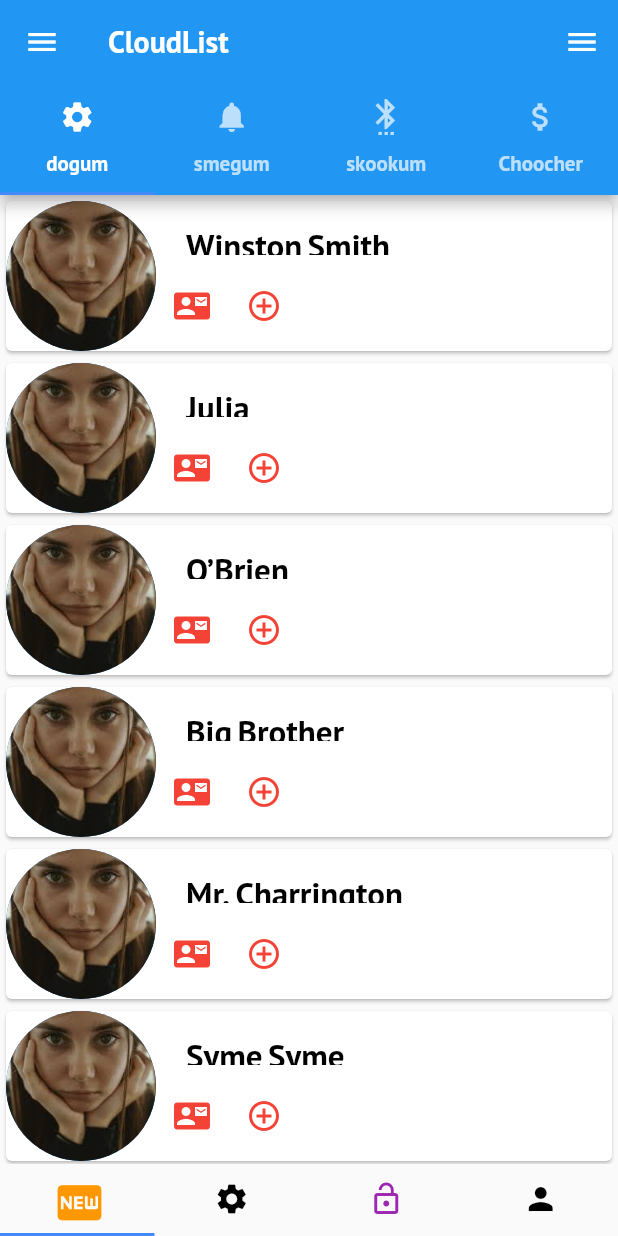
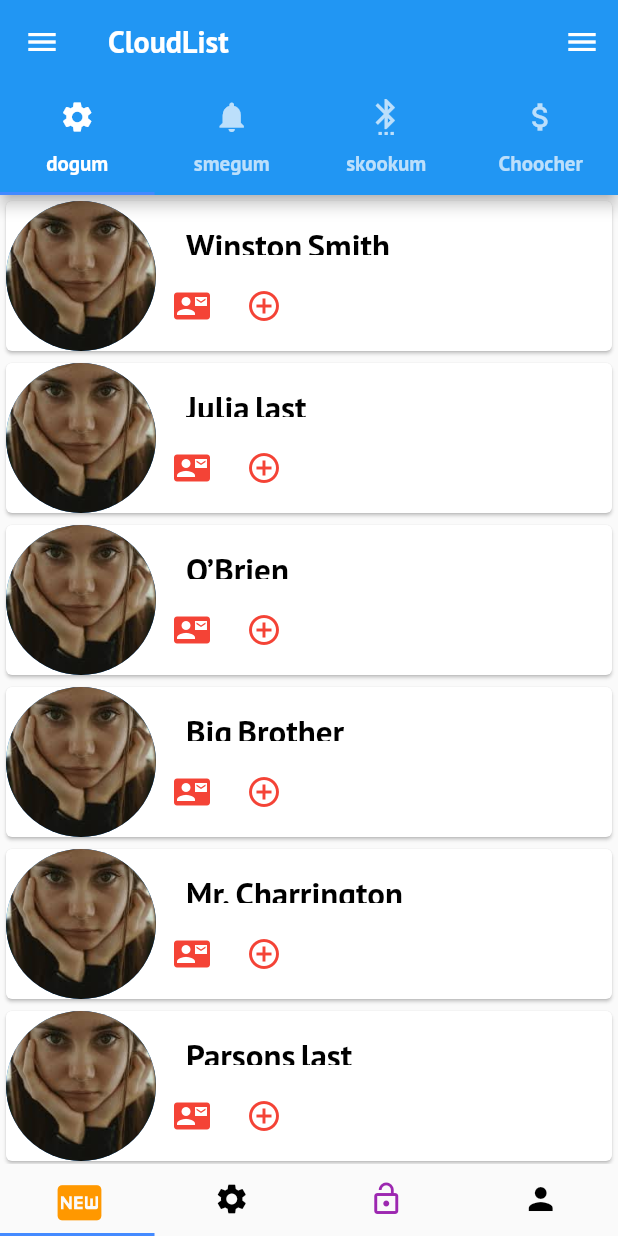
Before and after one commit to georgeredinger/flutter_course, a Flutter app: the screen it shows after launch, on a phone screen of 412 x 824 dp. Run offline on Flutter 3.47's test engine with Material 2 defaults, Android fonts, the phone set to English and light mode, and no system bars; our stand-ins replace shared_preferences.

Commit message:
begin tracking uids of contacts, start scoped-models

```diff
--- a/lib/contact_manager.dart
+++ b/lib/contact_manager.dart
@@ -1,21 +1,36 @@
 import 'package:flutter/material.dart';
 import 'dart:math';
+import 'package:scoped_model/scoped_model.dart';
 
 import './contacts.dart';
 // import './pages/home.dart';
 import './models/contact.dart';
 
+String face() {
+  var rid = new Random();
+  var id = rid.nextInt(14);
+  var key = (id % 14);
+  var facestring = "faceless";
+  if (key < 10) {
+    facestring = 'assets/face' + '0' + key.toString() + '.jpeg';
+  } else {
+    facestring = 'assets/face' + key.toString() + '.jpeg';
+  }
+  // print(facestring);
+  return facestring;
+}
+
 List<String> _contactNames = [
   'Winston Smith',
-  'Julia ',
+  'Julia',
   'O’Brien ',
   'Big Brother',
   'Mr. Charrington',
-  'Syme Syme',
-  'Parsons Fab',
+  'Parsons',
   'Emmanuel Goldstein',
   'Old Major',
   'Mr. Pilkington'
+      'Syme',
 ];
 
 String contactor() {
@@ -50,10 +65,18 @@ class _ContactManagerState extends State<ContactManager> {
   @override
   Widget build(BuildContext context) {
     _contacts.removeRange(0, _contacts.length);
+    int i = 0;
     for (var c in _contactNames) {
+      List<String> splits = c.split(" ");
+
       String first = c.split(" ")[0];
-      String last = c.split(" ")[1];
-      _contacts.add(Contact(firstName: first, lastName: last));
+      String last = "last";
+      if (splits.length >= 2) {
+        last = c.split(" ")[1];
+      }
+      i++;
+      _contacts
+          .add(Contact(firstName: first, lastName: last, uid: i.toString()));
     }
 
     return Column(
--- a/lib/contacts.dart
+++ b/lib/contacts.dart
@@ -2,6 +2,8 @@ import "package:flutter/material.dart";
 
 import 'dart:math';
 import 'models/contact.dart';
+import 'package:scoped_model/scoped_model.dart';
+
 
 String face() {
   var rid = new Random();
@@ -53,7 +55,7 @@ class Contacts extends StatelessWidget {
     );
   }
 
-  Widget contactEmergency() {
+  Widget contactEmergency(String uid) {
     var rand = new Random();
 
     return IconButton(
@@ -63,20 +65,23 @@ class Contacts extends StatelessWidget {
           : Icon(Icons.add_circle_outline),
       tooltip: 'Make Emergency contact',
       onPressed: () {
-        print("Emergency");
+        print("Emergency "+uid);
       },
     );
   }
 
-  Widget contactLetFollow() {
+  Widget contactLetFollow(String uid) {
     var rand = new Random();
 
     return IconButton(
       color: (rand.nextBool()) ? Colors.red : Colors.grey,
       icon: Icon(Icons.contact_mail),
       tooltip: 'Make Socal contact',
+    //put uid into follower list
       onPressed: () {
-        print("happy");
+        print("happy "+uid);
+        //put uid into followed list
+
       },
     );
   }
@@ -90,7 +95,7 @@ class Contacts extends StatelessWidget {
           mainAxisAlignment: MainAxisAlignment.end,
           children: [
             contactName(element),
-            Row(children: [contactLetFollow(), contactEmergency()])
+            Row(children: [contactLetFollow(element.uid), contactEmergency(element.uid)])
           ])
     ];
   }
--- a/lib/models/contact.dart
+++ b/lib/models/contact.dart
@@ -3,9 +3,13 @@ import 'package:flutter/material.dart';
 class Contact {
   final String firstName;
   final String lastName;
+  final Image image;
+  final String uid;
 
   Contact({
     @required this.firstName,
     @required this.lastName,
+    this.image,
+    this.uid
   });
 }
--- a/pubspec.yaml
+++ b/pubspec.yaml
@@ -16,7 +16,7 @@ dependencies:
   flutter:
     sdk: flutter
   shared_preferences: ^0.5.0
-
+  scoped_model:
   # The following adds the Cupertino Icons font to your application.
   # Use with the CupertinoIcons class for iOS style icons.
   cupertino_icons: ^0.1.2
```
Also changed, not shown: lib/scoped-models/followed.dart (added, +14 -0 lines), lib/scoped-models/followers.dart (added).
